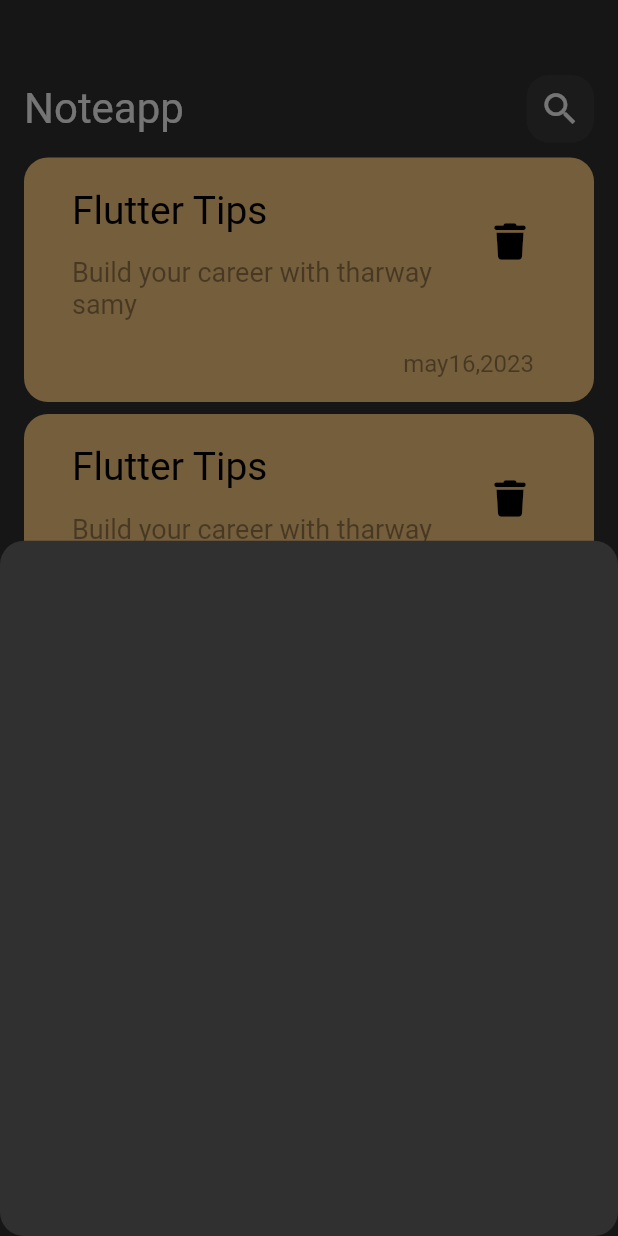
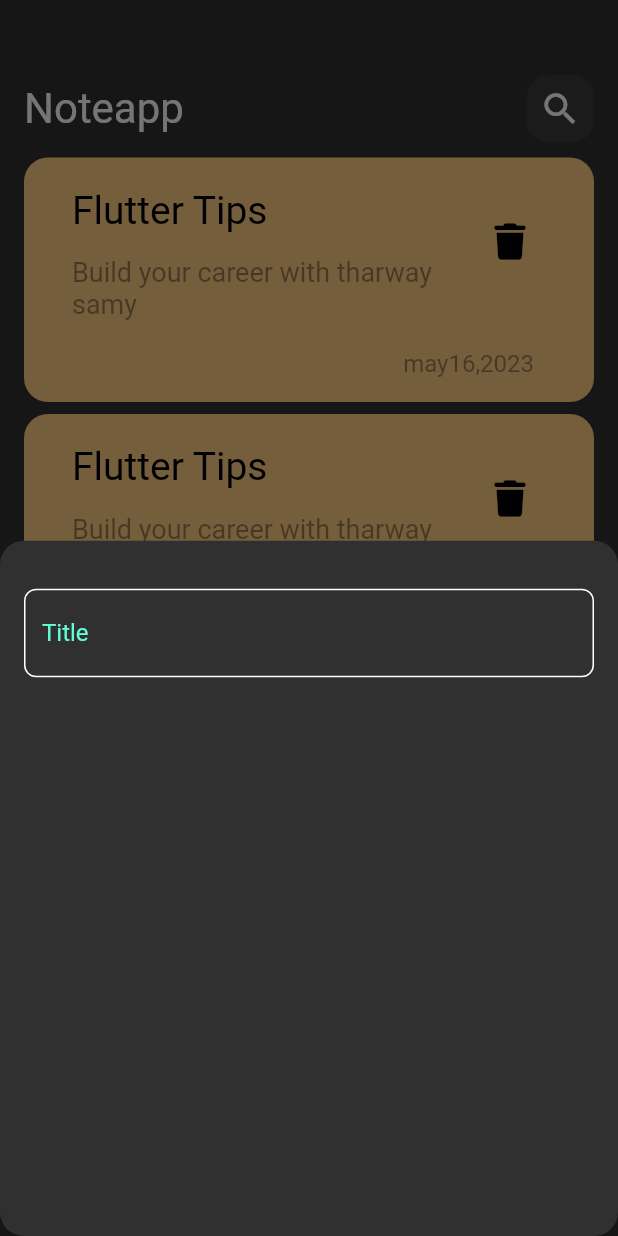
Before and after one commit to abdullahiheart/noteapp, a Flutter app: the screen it shows after launch, after a tap on the "add" icon, on a phone screen of 412 x 824 dp. Run offline on Flutter 3.47's test engine with Material 2 defaults, Android fonts, the phone set to English and light mode, and no system bars; our stand-ins replace font_awesome_flutter, google_fonts; Roboto replaces fonts that are missing (poppins).

Commit message:
ctreate custom text field

```diff
--- /dev/null
+++ b/lib/constants.dart
@@ -0,0 +1,3 @@
+import 'package:flutter/material.dart';
+
+const kPrimaryColor = Color(0xff62FCD7);
--- a/lib/views/add_note_bottom_sheet.dart
+++ /dev/null
@@ -1,15 +0,0 @@
-import 'package:flutter/material.dart';
-
-class AddNoteBottomSheet extends StatelessWidget {
-  const AddNoteBottomSheet({super.key});
-
-  @override
-  Widget build(BuildContext context) {
-    return Column(
-      children: [
-
-      ],
-
-    );
-  }
-}
--- /dev/null
+++ b/lib/views/custom_text_field.dart
@@ -0,0 +1,30 @@
+import 'package:flutter/material.dart';
+import 'package:noteapp/constants.dart';
+
+class CustomTextField extends StatelessWidget {
+  const CustomTextField({super.key});
+
+  // get color => null;
+
+  @override
+  Widget build(BuildContext context) {
+    return TextField(
+      cursorColor: kPrimaryColor,
+      decoration: InputDecoration(
+        hintText: 'Title',
+        hintStyle: TextStyle(
+          color: kPrimaryColor,
+        ),
+        border: buildBorder(),
+        enabledBorder: buildBorder(),
+        focusedBorder: buildBorder(kPrimaryColor),
+      ),
+    );
+  }
+
+  OutlineInputBorder buildBorder([color]) {
+    return OutlineInputBorder(
+        borderRadius: BorderRadius.circular(8),
+        borderSide: BorderSide(color: color ?? Colors.white));
+  }
+}
--- a/lib/views/note_view.dart
+++ b/lib/views/note_view.dart
@@ -1,7 +1,7 @@
 import 'package:flutter/material.dart';
 import 'package:flutter/src/widgets/framework.dart';
 import 'package:flutter/src/widgets/placeholder.dart';
-import 'package:noteapp/views/add_note_bottom_sheet.dart';
+import 'package:noteapp/views/widget/add_note_bottom_sheet.dart';
 
 import 'widget/note_view_body.dart';
 
--- /dev/null
+++ b/lib/views/widget/add_note_bottom_sheet.dart
@@ -0,0 +1,21 @@
+import 'package:flutter/material.dart';
+import 'package:noteapp/views/custom_text_field.dart';
+
+class AddNoteBottomSheet extends StatelessWidget {
+  const AddNoteBottomSheet({super.key});
+
+  @override
+  Widget build(BuildContext context) {
+    return Padding(
+      padding: const EdgeInsets.symmetric(horizontal: 16),
+      child: Column(
+        children: [
+          SizedBox(
+            height: 32,
+          ),
+          CustomTextField(),
+        ],
+      ),
+    );
+  }
+}
```
